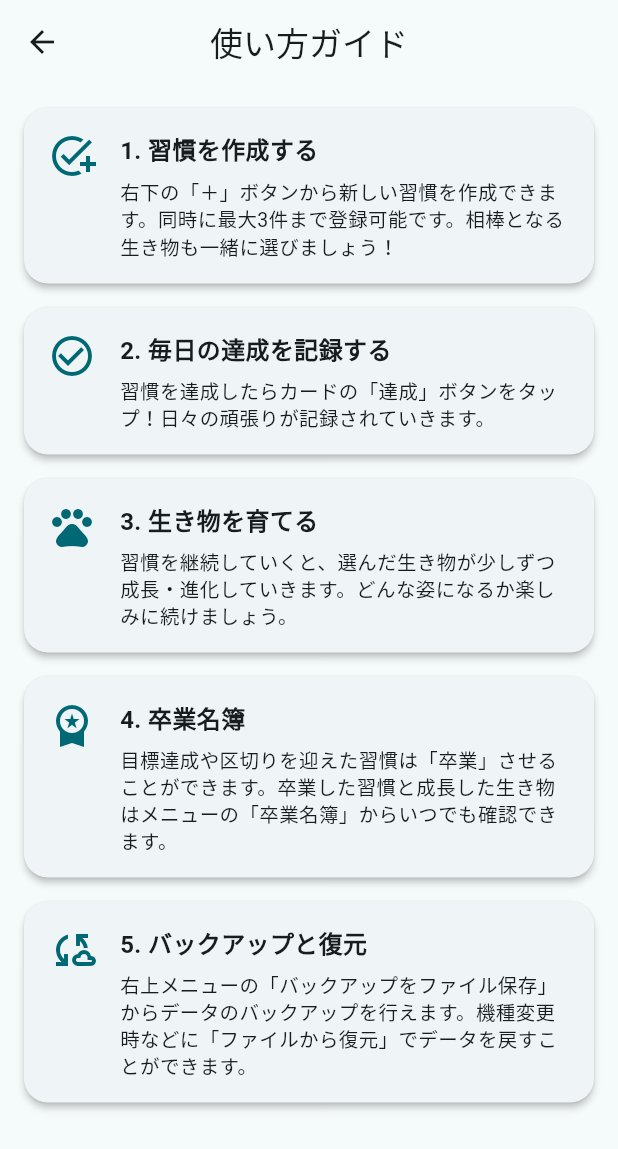
After one commit to chiharuu132-pixel/nobilog, a Flutter app: the HowToUsePage screen opened directly, on a phone screen of 412 x 824 dp. The commit adds this screen. Shown: the top 1149 px of the screen. Run offline on Flutter 3.47's test engine with Material 3 defaults, Android fonts, the phone set to English and light mode, and no system bars; our stand-ins replace drift, fl_chart, flutter_riverpod, share_plus; missing offline and left inert: file_selector; accounts and stored records are empty; generated files the repository leaves out were written again.

Commit message:
何やったか忘れた

```diff
--- a/lib/presentation/pages/home_page.dart
+++ b/lib/presentation/pages/home_page.dart
@@ -8,9 +8,9 @@ import 'package:share_plus/share_plus.dart';
 
 import '../../app/providers.dart';
 import '../widgets/habit_card_widget.dart';
-// import '../dialogs/add_habit_dialog.dart'; // ← ダイアログのインポートを削除
-import 'add_habit_page.dart'; // ← 新しく作成したページのインポートを追加
+import 'add_habit_page.dart';
 import 'archived_habits_page.dart';
+import 'how_to_use_page.dart'; // ★ 使い方ページをインポート
 
 class HomePage extends ConsumerWidget {
   const HomePage({super.key});
@@ -23,6 +23,19 @@ class HomePage extends ConsumerWidget {
       appBar: AppBar(
         title: const Text('のびログ'),
         actions: [
+          // ★ 使い方（iマーク）ボタンを追加
+          IconButton(
+            icon: const Icon(Icons.info_outline),
+            tooltip: '使い方',
+            onPressed: () {
+              Navigator.push(
+                context,
+                MaterialPageRoute(
+                  builder: (context) => const HowToUsePage(),
+                ),
+              );
+            },
+          ),
           PopupMenuButton<String>(
             onSelected: (value) => _handleMenuSelection(context, ref, value),
             itemBuilder: (context) => [
@@ -57,7 +70,6 @@ class HomePage extends ConsumerWidget {
       ),
       floatingActionButton: FloatingActionButton(
         onPressed: () {
-          // --- ダイアログからページ遷移に変更 ---
           Navigator.push(
             context,
             MaterialPageRoute(
--- /dev/null
+++ b/lib/presentation/pages/how_to_use_page.dart
@@ -0,0 +1,106 @@
+// lib/presentation/pages/how_to_use_page.dart
+import 'package:flutter/material.dart';
+
+class HowToUsePage extends StatelessWidget {
+  const HowToUsePage({super.key});
+
+  @override
+  Widget build(BuildContext context) {
+    return Scaffold(
+      appBar: AppBar(
+        title: const Text('使い方ガイド'),
+      ),
+      body: ListView(
+        padding: const EdgeInsets.all(16.0),
+        children: const [
+          _UsageSectionCard(
+            icon: Icons.add_task,
+            title: '1. 習慣を作成する',
+            description:
+                '右下の「＋」ボタンから新しい習慣を作成できます。同時に最大3件まで登録可能です。相棒となる生き物も一緒に選びましょう！',
+          ),
+          _UsageSectionCard(
+            icon: Icons.check_circle_outline,
+            title: '2. 毎日の達成を記録する',
+            description:
+                '習慣を達成したらカードの「達成」ボタンをタップ！日々の頑張りが記録されていきます。',
+          ),
+          _UsageSectionCard(
+            icon: Icons.pets,
+            title: '3. 生き物を育てる',
+            description:
+                '習慣を継続していくと、選んだ生き物が少しずつ成長・進化していきます。どんな姿になるか楽しみに続けましょう。',
+          ),
+          _UsageSectionCard(
+            icon: Icons.workspace_premium,
+            title: '4. 卒業名簿',
+            description:
+                '目標達成や区切りを迎えた習慣は「卒業」させることができます。卒業した習慣と成長した生き物はメニューの「卒業名簿」からいつでも確認できます。',
+          ),
+          _UsageSectionCard(
+            icon: Icons.cloud_sync_outlined,
+            title: '5. バックアップと復元',
+            description:
+                '右上メニューの「バックアップをファイル保存」からデータのバックアップを行えます。機種変更時などに「ファイルから復元」でデータを戻すことができます。',
+          ),
+        ],
+      ),
+    );
+  }
+}
+
+class _UsageSectionCard extends StatelessWidget {
+  final IconData icon;
+  final String title;
+  final String description;
+
+  const _UsageSectionCard({
+    required this.icon,
+    required this.title,
+    required this.description,
+  });
+
+  @override
+  Widget build(BuildContext context) {
+    return Card(
+      margin: const EdgeInsets.only(bottom: 16.0),
+      child: Padding(
+        padding: const EdgeInsets.all(16.0),
+        child: Row(
+          crossAxisAlignment: CrossAxisAlignment.start,
+          children: [
+            Icon(
+              icon,
+              size: 32,
+              color: Theme.of(context).colorScheme.primary,
+            ),
+            const SizedBox(width: 16),
+            Expanded(
+              child: Column(
+                crossAxisAlignment: CrossAxisAlignment.start,
+                children: [
+                  Text(
+                    title,
+                    style: const TextStyle(
+                      fontSize: 16,
+                      fontWeight: FontWeight.bold,
+                    ),
+                  ),
+                  const SizedBox(height: 6),
+                  Text(
+                    description,
+                    style: TextStyle(
+                      fontSize: 13,
+                      height: 1.4,
+                      color: Theme.of(context).textTheme.bodyMedium?.color,
+                    ),
+                  ),
+                ],
+              ),
+            ),
+          ],
+        ),
+      ),
+    );
+  }
+}
--- a/lib/presentation/widgets/habit_card_widget.dart
+++ b/lib/presentation/widgets/habit_card_widget.dart
@@ -235,16 +235,16 @@ class HabitCardWidget extends ConsumerWidget {
       children: [
         ElevatedButton(
           onPressed: () => _recordToday(ref, 'standard'),
-          child: const Text('通常'),
+          child: const Text('超達成'),
         ),
         ElevatedButton(
           onPressed: () => _recordToday(ref, 'minimum'),
-          child: const Text('最低'),
+          child: const Text('達成'),
         ),
-        OutlinedButton(
-          onPressed: () => _recordToday(ref, 'rest'),
-          child: const Text('休息'),
-        ),
+        // OutlinedButton(
+        //   onPressed: () => _recordToday(ref, 'rest'),
+        //   child: const Text('お休み'),
+        // ),
         FilledButton.tonal(
           onPressed: () async {
             await _recordToday(ref, 'missed');
```
